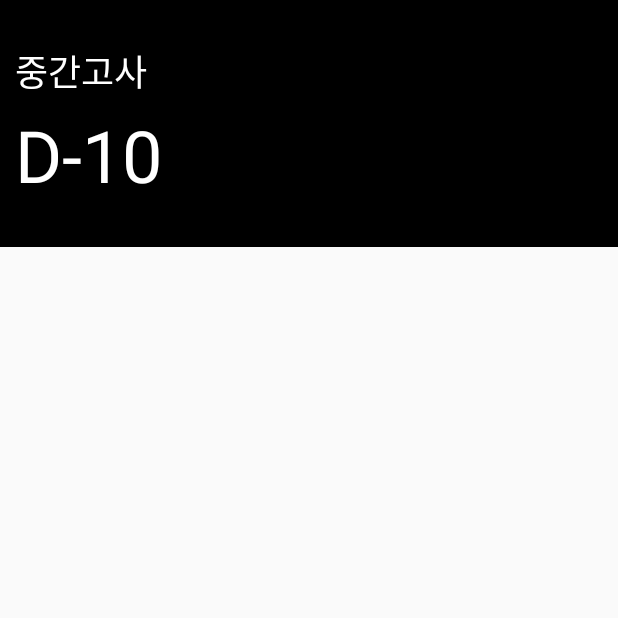
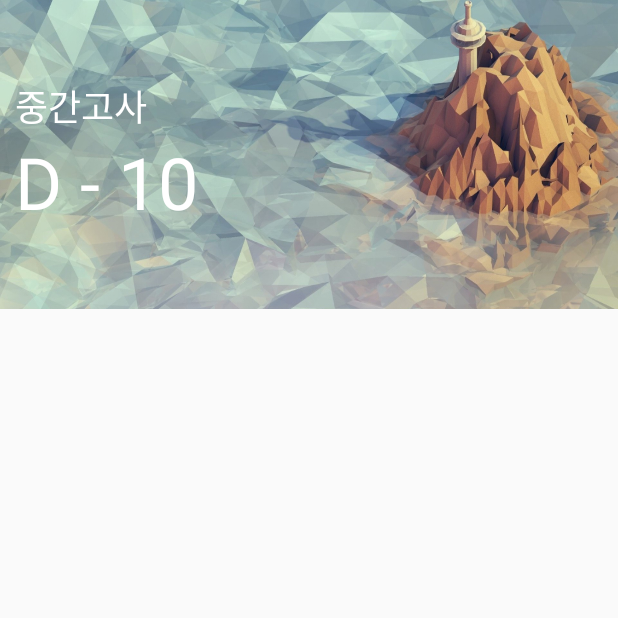
Before and after one commit to dudgns0507/LearnDoIn, an Android app: the ListActivity screen opened directly, with no data from a screen before it, on a phone screen of 412 x 824 dp, the top half of it. Run offline under Robolectric (Android 15) with nearby library versions, the phone set to English and light mode, and no system bars; Roboto replaces fonts that are not available here.

Commit message:
ListActivity Background crash issue fixed

```diff
--- a/LearnDoIn/app/src/main/java/com/example/dudgns0507/learndoin/Activity/ListActivity.java
+++ b/LearnDoIn/app/src/main/java/com/example/dudgns0507/learndoin/Activity/ListActivity.java
@@ -1,9 +1,16 @@
 package com.example.dudgns0507.learndoin.Activity;
 
+import android.graphics.Bitmap;
+import android.graphics.BitmapFactory;
+import android.graphics.drawable.BitmapDrawable;
+import android.graphics.drawable.Drawable;
 import android.os.Bundle;
 import android.support.annotation.Nullable;
 import android.support.v7.app.ActionBar;
 import android.support.v7.app.AppCompatActivity;
+import android.util.Log;
+import android.widget.ImageView;
+import android.widget.LinearLayout;
 
 import com.example.dudgns0507.learndoin.R;
 
@@ -12,6 +19,9 @@ import com.example.dudgns0507.learndoin.R;
  */
 
 public class ListActivity extends AppCompatActivity {
+
+    private final static  String TAG = "ListActivity";
+
     @Override
     protected void onCreate(@Nullable Bundle savedInstanceState) {
         super.onCreate(savedInstanceState);
@@ -23,5 +33,37 @@ public class ListActivity extends AppCompatActivity {
     void init() {
         ActionBar mActionBar = getSupportActionBar();
         mActionBar.hide();
+
+        putBitmap(R.id.list_top, R.drawable.back_1, 1);
+    }
+
+    @Override
+    protected void onDestroy() {
+        Log.w(TAG, "Destroy background");
+        recycleView(R.id.list_top);
+        super.onDestroy();
+    }
+
+    private void recycleView(int id) {
+        ImageView view = (ImageView)findViewById(id);
+
+        Drawable d = view.getDrawable();
+        if(d instanceof BitmapDrawable) {
+            Bitmap b = ((BitmapDrawable) d).getBitmap();
+            view.setImageBitmap(null);
+            b.recycle();
+            b = null;
+        }
+        d.setCallback(null);
+        System.gc();
+        Runtime.getRuntime().gc();
+    }
+
+    private void putBitmap(int imageViewId, int drawableId, int scale) {
+        ImageView imageView = (ImageView)findViewById(imageViewId);
+        BitmapFactory.Options options = new BitmapFactory.Options();
+        options.inSampleSize = scale;
+
+        imageView.setImageBitmap(BitmapFactory.decodeResource(getResources(), drawableId, options));
     }
 }
--- a/LearnDoIn/app/src/main/res/layout/activity_list.xml
+++ b/LearnDoIn/app/src/main/res/layout/activity_list.xml
@@ -3,14 +3,25 @@
     android:orientation="vertical" android:layout_width="match_parent"
     android:layout_height="match_parent">
 
+    <RelativeLayout
+        android:layout_width="match_parent"
+        android:layout_height="0dp"
+        android:layout_weight="25">
+        <FrameLayout
+            android:layout_width="match_parent"
+            android:layout_height="match_parent">
+            <ImageView
+                android:layout_width="match_parent"
+                android:layout_height="match_parent"
+                android:id="@+id/list_top"
+                android:scaleType="fitXY"/>
+        </FrameLayout>
         <LinearLayout
             android:orientation="vertical"
             android:layout_width="match_parent"
-        android:layout_height="0dp"
-        android:layout_weight="20"
+            android:layout_height="match_parent"
             android:gravity="center_vertical"
-        android:paddingLeft="10dp"
-        android:background="#000000">
+            android:paddingLeft="10dp">
 
             <TextView
                 android:text="중간고사"
@@ -18,23 +29,23 @@
                 android:layout_height="wrap_content"
                 android:id="@+id/textView"
                 android:textColor="#ffffff"
-            android:textSize="24sp"
-            android:layout_marginBottom="5dp"/>
+                android:textSize="24sp"/>
 
             <TextView
-            android:text="D-10"
+                android:text="D - 10"
                 android:layout_width="match_parent"
                 android:layout_height="wrap_content"
                 android:id="@+id/textView2"
                 android:textColor="#ffffff"
                 android:textSize="48sp" />
         </LinearLayout>
+    </RelativeLayout>
 
     <LinearLayout
         android:orientation="vertical"
         android:layout_width="match_parent"
         android:layout_height="0dp"
-        android:layout_weight="80">
+        android:layout_weight="75">
 
     </LinearLayout>
 </LinearLayout>
```
Also changed, not shown: LearnDoIn/app/src/main/res/drawable/back_1.jpg (added). Lines whose indentation alone changed are shown as unchanged.
